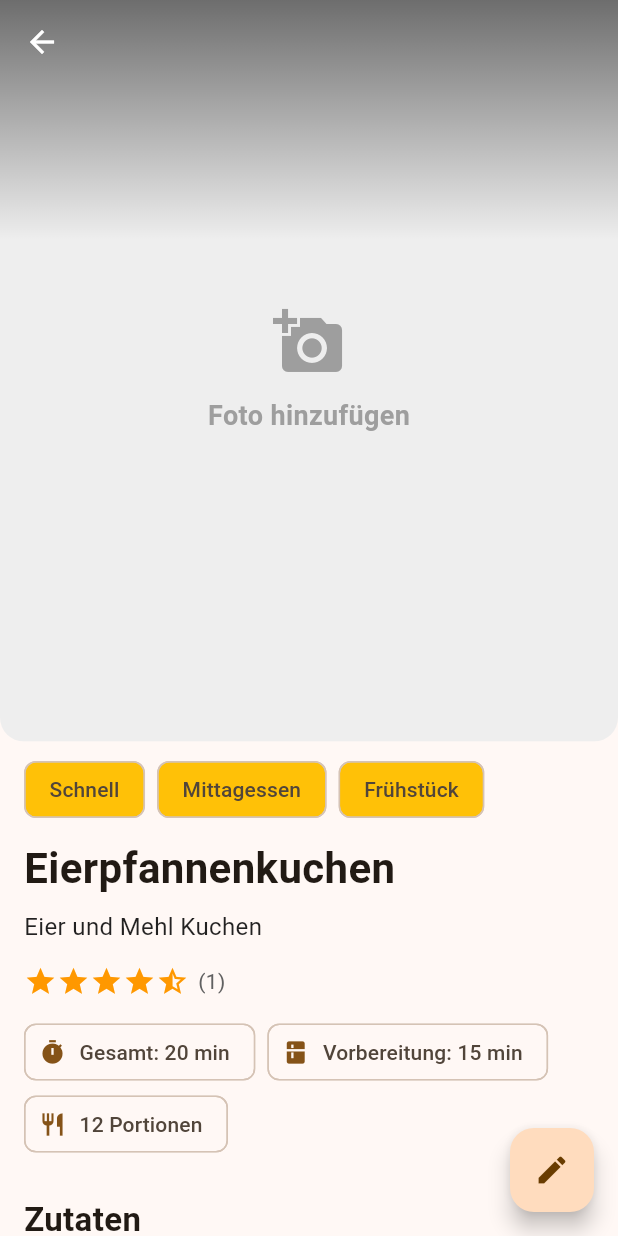
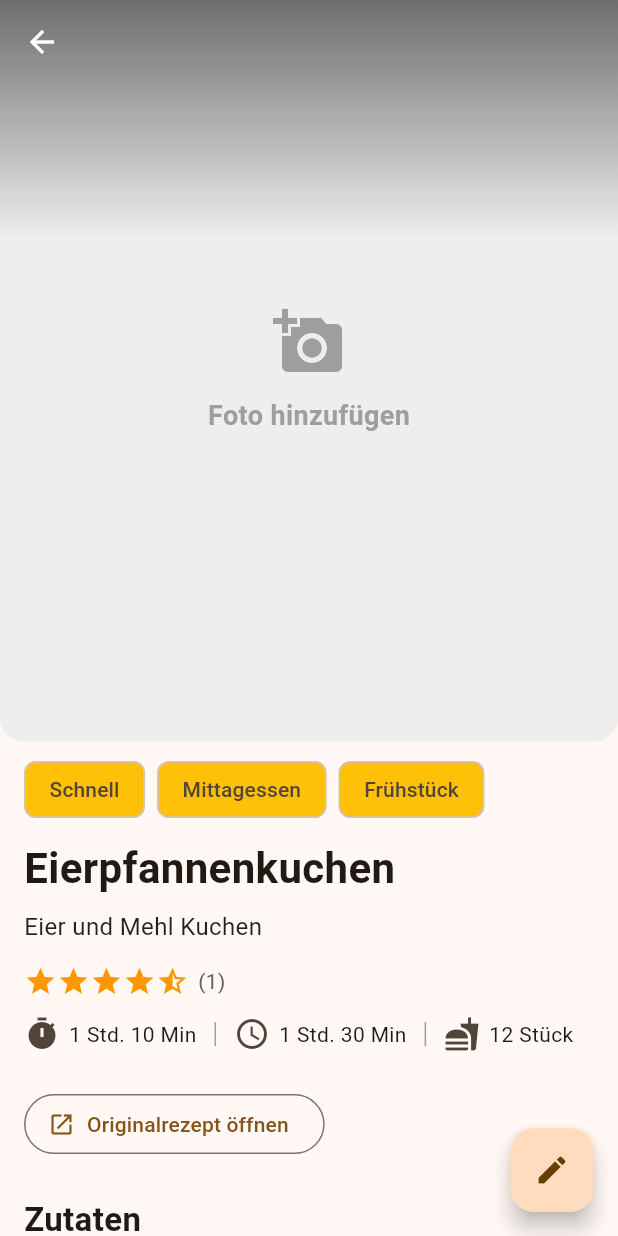
Before and after one commit to KugelMaster/Familien-Kochbuch-App, a Flutter app: the MyRecipesPage screen opened directly, after a tap on "Eierpfannenkuchen", on a phone screen of 412 x 824 dp. Run offline on Flutter 3.47's test engine with Material 3 defaults, Android fonts, the phone set to English and light mode, and no system bars; our stand-ins replace image_picker.

Commit message:
Opening Links + Restructuring COde

```diff
--- /dev/null
+++ b/frontend/lib/components/animated_app_bar.dart
@@ -0,0 +1,84 @@
+import 'package:flutter/material.dart';
+
+class AnimatedAppBar extends StatefulWidget implements PreferredSizeWidget {
+  final ScrollController scrollController;
+  final String title;
+  final double triggerOffset;
+
+  const AnimatedAppBar({
+    super.key,
+    required this.scrollController,
+    required this.title,
+    required this.triggerOffset,
+  });
+
+  @override
+  Size get preferredSize => const Size.fromHeight(kToolbarHeight);
+
+  @override
+  State<StatefulWidget> createState() => _AnimatedAppBarState();
+}
+
+class _AnimatedAppBarState extends State<AnimatedAppBar> {
+  bool scrolled = false;
+
+  @override
+  void initState() {
+    super.initState();
+    widget.scrollController.addListener(_onScroll);
+  }
+
+  void _onScroll() {
+    final shouldBeScrolled =
+        widget.scrollController.offset > widget.triggerOffset;
+
+    if (shouldBeScrolled != scrolled) {
+      setState(() => scrolled = shouldBeScrolled);
+    }
+  }
+
+  @override
+  void dispose() {
+    widget.scrollController.removeListener(_onScroll);
+    super.dispose();
+  }
+
+  @override
+  Widget build(BuildContext context) {
+    return AnimatedContainer(
+      duration: const Duration(milliseconds: 300),
+      curve: Curves.easeInOut,
+      decoration: BoxDecoration(
+        color: scrolled ? Colors.white : Colors.transparent,
+        border: scrolled
+            ? const Border(
+                bottom: BorderSide(color: Colors.black12, width: 0.8),
+              )
+            : null,
+      ),
+      child: AppBar(
+        backgroundColor: Colors.transparent,
+        elevation: 0,
+        scrolledUnderElevation: 0,
+        surfaceTintColor: Colors.transparent,
+        leading: IconButton(
+          icon: Icon(
+            Icons.arrow_back,
+            color: scrolled ? Colors.black : Colors.white,
+          ),
+          onPressed: () => Navigator.pop(context),
+        ),
+        title: AnimatedOpacity(
+          opacity: scrolled ? 1 : 0,
+          duration: const Duration(milliseconds: 200),
+          child: Text(
+            widget.title,
+            maxLines: 1,
+            overflow: TextOverflow.ellipsis,
+            style: const TextStyle(color: Colors.black),
+          ),
+        ),
+      ),
+    );
+  }
+}
--- a/frontend/lib/models/recipe.dart
+++ b/frontend/lib/models/recipe.dart
@@ -3,10 +3,10 @@ class Recipe {
   final List<String>? tags;
   final String? image;
   final String? description;
-  final double? timePrep;
-  final double? timeTotal;
+  final int? timePrep;
+  final int? timeTotal;
   final double? portions;
-  final String? recipeUrl;
+  final String? recipeUri;
 
   final List<Ingredient> ingredients;
   final List<Nutrition>? nutritions;
@@ -24,7 +24,7 @@ class Recipe {
     this.timePrep,
     this.timeTotal,
     this.portions,
-    this.recipeUrl,
+    this.recipeUri,
     this.ingredients,
     this.nutritions,
     this.usernotes,
--- a/frontend/lib/pages/main/my_recipes_page.dart
+++ b/frontend/lib/pages/main/my_recipes_page.dart
@@ -17,8 +17,8 @@ class _MyRecipesPageState extends State<MyRecipesPage> {
       //"https://www.harecker.de/blog/wp-content/uploads/2018/04/Pfannenkuchen.jpg",
       null,
       "Eier und Mehl Kuchen",
-      15,
-      20,
+      70,
+      90,
       12,
       "https://www.harecker.de/blog/grundrezept-fuer-pfannenkuchen/",
       [
--- a/frontend/lib/pages/recipe_overview_page.dart
+++ b/frontend/lib/pages/recipe_overview_page.dart
@@ -1,8 +1,10 @@
 import 'dart:io';
 
 import 'package:flutter/material.dart';
+import 'package:frontend/components/animated_app_bar.dart';
 import 'package:frontend/models/recipe.dart';
 import 'package:image_picker/image_picker.dart';
+import 'package:url_launcher/url_launcher.dart';
 
 class RecipeOverviewPage extends StatefulWidget {
   final Recipe recipe;
@@ -37,39 +39,30 @@ class _RecipeOverviewPageState extends State<RecipeOverviewPage> {
           crossAxisAlignment: CrossAxisAlignment.start,
           children: [
             buildImage(recipe.image),
-
             const SizedBox(height: 8),
 
             if (recipe.tags != null) buildTags(recipe.tags!),
-
             const SizedBox(height: 8),
 
             ...buildTitleAndDescription(recipe.title, recipe.description),
-
             const SizedBox(height: 6),
 
             if (recipe.ratings != null) buildRatingSummary(recipe.ratings!),
-
             const SizedBox(height: 12),
 
-            buildInfoChips(recipe),
+            buildInfoChips(recipe, Theme.of(context).colorScheme.onSurfaceVariant),
+            const SizedBox(height: 24),
 
+            if (recipe.recipeUri != null) buildUrlButton(recipe.recipeUri!),
             const SizedBox(height: 24),
 
             ...buildIngredients(recipe.ingredients),
-
-            const SizedBox(height: 24),
-
-            if (recipe.recipeUrl != null) buildUrlButton(recipe.recipeUrl!),
-
             const SizedBox(height: 24),
 
             ...buildNutritions(recipe.nutritions),
-
             const SizedBox(height: 40),
 
             if (recipe.usernotes != null) buildUserNotes(recipe.usernotes!),
-
             const SizedBox(height: 320),
           ],
         ),
@@ -97,58 +90,10 @@ class _RecipeOverviewPageState extends State<RecipeOverviewPage> {
   }
 
   void openEditView() {
+    // TODO: Create and Open Edit View
     print("FAB was clicked!");
   }
 
-  Widget buildTags(List<String> tags) {
-    return Padding(
-      padding: const EdgeInsets.symmetric(horizontal: 16),
-      child: Wrap(
-        spacing: 8,
-        children: tags.map((tag) {
-          return Chip(label: Text(tag), backgroundColor: Colors.amber);
-        }).toList(),
-      ),
-    );
-  }
-
-  Widget buildRatingSummary(List<Rating> ratings) {
-    final avgStars = ratings.isEmpty
-        ? 0.0
-        : ratings.map((r) => r.stars).reduce((a, b) => a + b) / ratings.length;
-
-    return Padding(
-      padding: const EdgeInsets.symmetric(horizontal: 16),
-      child: InkWell(
-        onTap: null,
-        child: Row(
-          children: [
-            Row(
-              children: List.generate(5, (i) {
-                final filled = avgStars >= i + 1;
-                final half = !filled && avgStars > i && avgStars < i + 1;
-
-                return Icon(
-                  filled
-                      ? Icons.star
-                      : half
-                      ? Icons.star_half
-                      : Icons.star_border,
-                  size: 22,
-                  color: Colors.orange,
-                );
-              }),
-            ),
-            const SizedBox(width: 6),
-            Text(
-              "(${ratings.length})",
-              style: TextStyle(fontSize: 14, color: Colors.grey[700]),
-            ),
-          ],
-        ),
-      ),
-    );
-  }
 
   Widget buildImage(String? imageUrl) {
     final height = MediaQuery.of(context).size.height * 0.6;
@@ -220,6 +165,18 @@ class _RecipeOverviewPageState extends State<RecipeOverviewPage> {
     );
   }
 
+  Widget buildTags(List<String> tags) {
+    return Padding(
+      padding: const EdgeInsets.symmetric(horizontal: 16),
+      child: Wrap(
+        spacing: 8,
+        children: tags.map((tag) {
+          return Chip(label: Text(tag), backgroundColor: Colors.amber);
+        }).toList(),
+      ),
+    );
+  }
+
   List<Widget> buildTitleAndDescription(String title, String? description) {
     return [
       Padding(
@@ -241,28 +198,84 @@ class _RecipeOverviewPageState extends State<RecipeOverviewPage> {
     ];
   }
 
-  Widget buildInfoChips(Recipe recipe) {
+  Widget buildRatingSummary(List<Rating> ratings) {
+    final avgStars = ratings.isEmpty
+        ? 0.0
+        : ratings.map((r) => r.stars).reduce((a, b) => a + b) / ratings.length;
+
     return Padding(
       padding: const EdgeInsets.symmetric(horizontal: 16),
-      child: Wrap(
-        spacing: 8,
+      child: InkWell(
+        onTap: null,
+        child: Row(
+          children: [
+            Row(
+              children: List.generate(5, (i) {
+                final filled = avgStars >= i + 1;
+                final half = !filled && avgStars > i && avgStars < i + 1;
+
+                return Icon(
+                  filled
+                      ? Icons.star
+                      : half
+                      ? Icons.star_half
+                      : Icons.star_border,
+                  size: 22,
+                  color: Colors.orange,
+                );
+              }),
+            ),
+            const SizedBox(width: 6),
+            Text(
+              "(${ratings.length})",
+              style: TextStyle(fontSize: 14, color: Colors.grey[700]),
+            ),
+          ],
+        ),
+      ),
+    );
+  }
+
+  Widget buildInfoChips(Recipe recipe, Color iconColor) {
+    return Padding(
+      padding: const EdgeInsets.symmetric(horizontal: 16),
+      child: Row(
         children: [
-          if (recipe.timeTotal != null)
-            Chip(
-              label: Text("Gesamt: ${recipe.timeTotal!.toInt()} min"),
-              avatar: const Icon(Icons.timer),
-            ),
-          if (recipe.timePrep != null)
-            Chip(
-              label: Text("Vorbereitung: ${recipe.timePrep!.toInt()} min"),
-              avatar: const Icon(Icons.kitchen),
-            ),
-          if (recipe.portions != null)
-            Chip(
-              label: Text("${recipe.portions!.toInt()} Portionen"),
-              avatar: const Icon(Icons.restaurant),
-            ),
+          Icon(Icons.timer, color: iconColor),
+          const SizedBox(width: 6),
+          Text(_formatTime(recipe.timePrep)),
+
+          const SizedBox(width: 12),
+          Container(width: 1, height: 16, color: Colors.grey.shade500),
+          const SizedBox(width: 12),
+
+          Icon(Icons.schedule, color: iconColor),
+          const SizedBox(width: 6),
+          Text(_formatTime(recipe.timeTotal)),
+
+          const SizedBox(width: 12),
+          Container(width: 1, height: 16, color: Colors.grey.shade500),
+          const SizedBox(width: 12),
+
+          Icon(Icons.fastfood, color: iconColor),
+          const SizedBox(width: 6),
+          Text(_formatPortion(recipe.portions)),
         ],
+      ),
+    );
+  }
+
+  Widget buildUrlButton(String uri) {
+    return Padding(
+      padding: const EdgeInsets.symmetric(horizontal: 16),
+      child: OutlinedButton.icon(
+        icon: const Icon(Icons.open_in_new),
+        label: const Text("Originalrezept öffnen"),
+        onPressed: () async {
+          if (!await launchUrl(Uri.parse(uri), mode: LaunchMode.externalApplication)) {
+            throw Exception("Could not launch $uri");
+          }
+        },
       ),
     );
   }
@@ -295,19 +308,6 @@ class _RecipeOverviewPageState extends State<RecipeOverviewPage> {
         ),
       ),
     ];
-  }
-
-  Widget buildUrlButton(String url) {
-    return Padding(
-      padding: const EdgeInsets.symmetric(horizontal: 16),
-      child: OutlinedButton.icon(
-        icon: const Icon(Icons.open_in_new),
-        label: const Text("Originalrezept öffnen"),
-        onPressed: () {
-          // TODO: URL öffnen
-        },
-      ),
-    );
   }
 
   List<Widget> buildNutritions(List<Nutrition>? nutritions) {
@@ -402,87 +402,24 @@ class _RecipeOverviewPageState extends State<RecipeOverviewPage> {
     final updated = n.updatedAt != n.createdAt ? " (bearbeitet)" : "";
     return "Erstellt am $created$updated";
   }
-}
 
-class AnimatedAppBar extends StatefulWidget implements PreferredSizeWidget {
-  final ScrollController scrollController;
-  final String title;
-  final double triggerOffset;
+  String _formatTime(int? time) {
+    if (time == null) {
+      return "N/A";
+    }
 
-  const AnimatedAppBar({
-    super.key,
-    required this.scrollController,
-    required this.title,
-    required this.triggerOffset,
-  });
+    final int hours = time ~/ 60;
+    final int minutes = time % 60;
 
-  @override
-  Size get preferredSize => const Size.fromHeight(kToolbarHeight);
-
-  @override
-  State<StatefulWidget> createState() => _AnimatedAppBarState();
-}
-
-class _AnimatedAppBarState extends State<AnimatedAppBar> {
-  bool scrolled = false;
-
-  @override
-  void initState() {
-    super.initState();
-    widget.scrollController.addListener(_onScroll);
+    return "${hours == 0 ? "" : "$hours Std. "}$minutes Min";
   }
 
-  void _onScroll() {
-    final shouldBeScrolled =
-        widget.scrollController.offset > widget.triggerOffset;
+  String _formatPortion(double? portions) {
+    if (portions == null) {
+      return "N/A Stück";
+    }
 
-    if (shouldBeScrolled != scrolled) {
-      setState(() => scrolled = shouldBeScrolled);
-    }
-  }
-
-  @override
-  void dispose() {
-    widget.scrollController.removeListener(_onScroll);
-    super.dispose();
-  }
-
-  @override
-  Widget build(BuildContext context) {
-    return AnimatedContainer(
-      duration: const Duration(milliseconds: 300),
-      curve: Curves.easeInOut,
-      decoration: BoxDecoration(
-        color: scrolled ? Colors.white : Colors.transparent,
-        border: scrolled
-            ? const Border(
-                bottom: BorderSide(color: Colors.black12, width: 0.8),
-              )
-            : null,
-      ),
-      child: AppBar(
-        backgroundColor: Colors.transparent,
-        elevation: 0,
-        scrolledUnderElevation: 0,
-        surfaceTintColor: Colors.transparent,
-        leading: IconButton(
-          icon: Icon(
-            Icons.arrow_back,
-            color: scrolled ? Colors.black : Colors.white,
-          ),
-          onPressed: () => Navigator.pop(context),
-        ),
-        title: AnimatedOpacity(
-          opacity: scrolled ? 1 : 0,
-          duration: const Duration(milliseconds: 200),
-          child: Text(
-            widget.title,
-            maxLines: 1,
-            overflow: TextOverflow.ellipsis,
-            style: const TextStyle(color: Colors.black),
-          ),
-        ),
-      ),
-    );
+    String rounded = portions.toStringAsFixed(1);
+    return "${rounded.endsWith(".0") ? rounded.substring(0, rounded.length - 2) : rounded} Stück";
   }
 }
--- a/frontend/pubspec.yaml
+++ b/frontend/pubspec.yaml
@@ -36,6 +36,8 @@ dependencies:
   cupertino_icons: ^1.0.8
 
   image_picker: ^1.0.7
+
+  url_launcher: ^6.3.2
 
 dev_dependencies:
   flutter_test:
```
Also changed, not shown: frontend/pubspec.lock, 5 other files.
